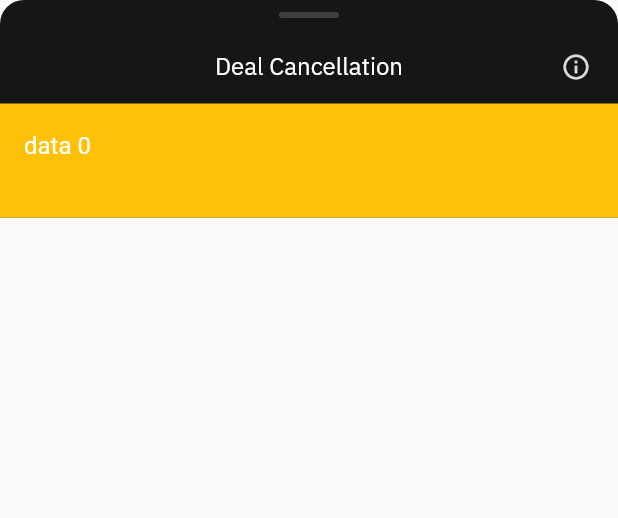
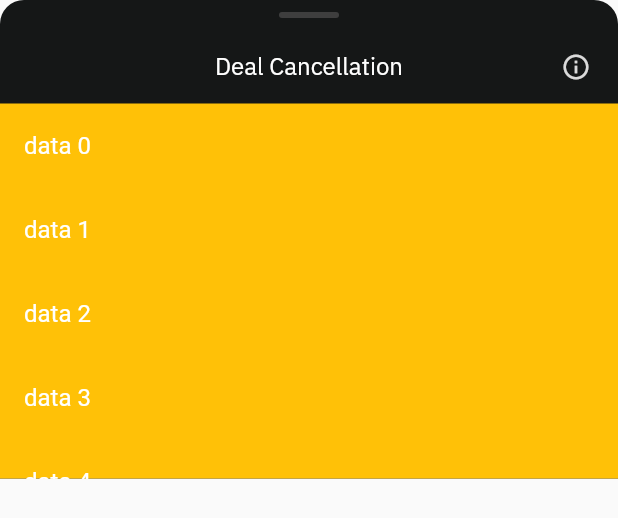
Before and after one commit to hamed-fs/flutter_widget_test_playground, a Flutter app: the ExpandableBottomSheet widget shown alone on an empty page, opened directly, on a phone screen of 412 x 824 dp. Shown: the top 518 px of the screen. Run offline on Flutter 3.47's test engine with Material 2 defaults, Android fonts, the phone set to English and light mode, and no system bars.

Commit message:
- first ok 121

```diff
--- a/lib/main.dart
+++ b/lib/main.dart
@@ -39,7 +39,7 @@ ExpandableBottomSheet _buildExpandableBottomSheet() => ExpandableBottomSheet(
           'Allows you to cancel your trade within a chosen time frame should the market move against your favour.',
       // toggler: Icon(Icons.arrow_drop_down),
       upperContent: Container(
-        height: 76.0,
+        height: 250.0,
         color: Colors.amber,
         child: Center(
           child: SingleChildScrollView(
```
Also changed, not shown: lib/expandable_bottom_sheet.dart (+5 -6 lines).
